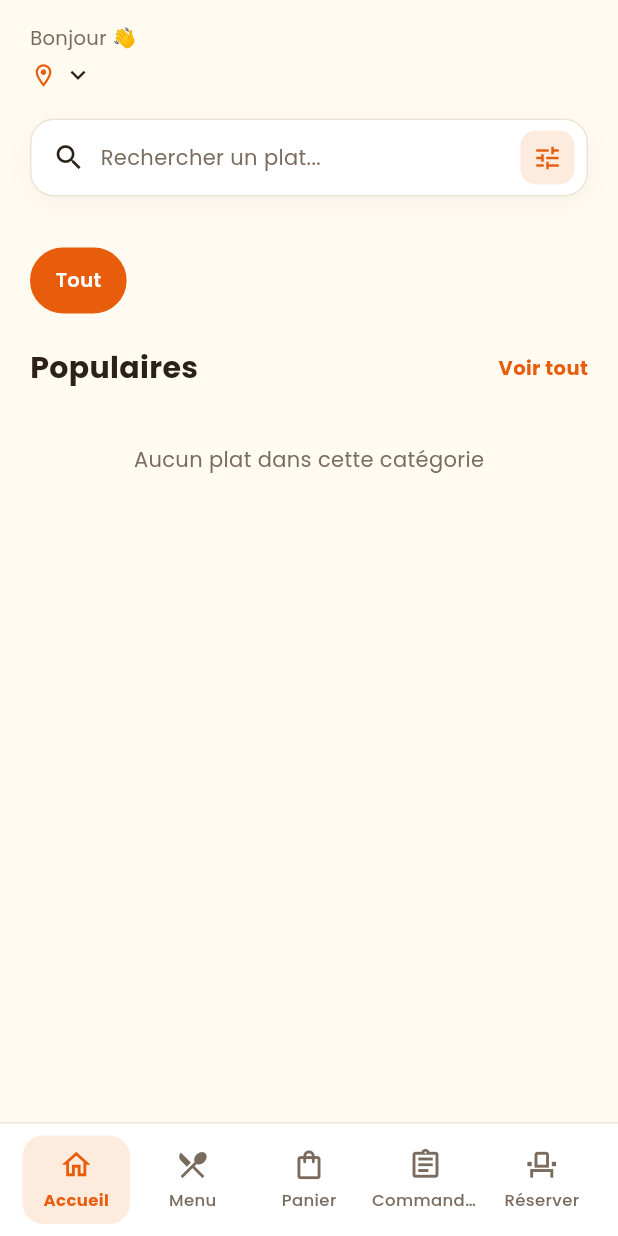
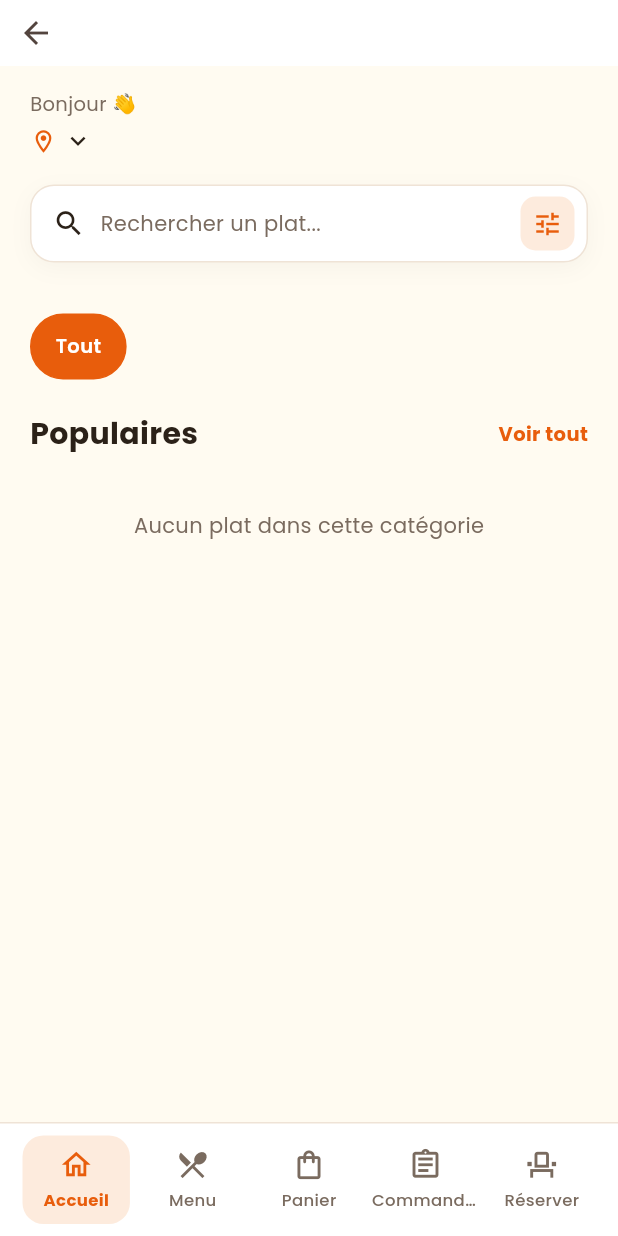
Before and after one commit to anasbenrjab/Projet_D-veloppement_Mobile_5SAE1, a Flutter app: the ClientShell screen opened directly with empty values, on a phone screen of 412 x 824 dp. Run offline on Flutter 3.47's test engine with Material 3 defaults, Android fonts, the phone set to English and light mode, and no system bars; our stand-ins replace flutter_map, flutter_riverpod, flutter_secure_storage, google_fonts, image_picker, latlong2 and 2 more; missing offline and left inert: cryptography; accounts and stored records are empty.

Commit message:
fix(module2): no navigation dead ends — back to the client shell after ordering
Bug (manual Chrome test): after an order the client stayed in Module 2's
per-restaurant ClientShell (Accueil/Menu/Panier/Commandes/Reserver), which
had no way back to the main client shell: no Profil, no logout.
- ClientShell: top bar with a back arrow (leaveRestaurant) on every tab,
  back to the main client shell.
- Order confirmation 'Voir mes commandes' -> main shell, Activite
  (Commandes) instead of the restaurant view's tab ('Retour au menu'
  still continues ordering at the restaurant).
- Assistant IA tab (restaurant shell): 'create the dish' pushed the form
  with pushReplacement, which replaced the whole RestaurantShell (no tabs,
  no logout after saving). It now pushes when embedded.

```diff
--- a/tablego/lib/features/commande/presentation/screens/module2_shells.dart
+++ b/tablego/lib/features/commande/presentation/screens/module2_shells.dart
@@ -90,7 +90,23 @@ class _ClientShellState extends ConsumerState<ClientShell> {
     final cartCount = ref.watch(cartProvider).totalItems;
 
     return Scaffold(
-      body: IndexedStack(
+      body: Column(
+        children: [
+          // Integration: the way back to the main client shell (Profil,
+          // logout…), shown above every tab of this restaurant view.
+          _LeaveRestaurantBar(name: widget.args.name),
+          // The bar above already consumed the status-bar inset.
+          Expanded(
+            child: MediaQuery.removePadding(
+                context: context, removeTop: true, child: _tabs(tab)),
+          ),
+        ],
+      ),
+      bottomNavigationBar: _bottomNav(tab, cartCount),
+    );
+  }
+
+  Widget _tabs(int tab) => IndexedStack(
         index: tab,
         children: [
           MenuHomeTab(
@@ -110,8 +126,9 @@ class _ClientShellState extends ConsumerState<ClientShell> {
           // Module 3: events + table reservations at this restaurant.
           ReserverTableTab(restaurantId: widget.args.restaurantId),
         ],
-      ),
-      bottomNavigationBar: TableGoBottomNav(
+      );
+
+  Widget _bottomNav(int tab, int cartCount) => TableGoBottomNav(
         currentIndex: tab,
         onTap: _go,
         items: [
@@ -138,6 +155,43 @@ class _ClientShellState extends ConsumerState<ClientShell> {
             activeIcon: Icons.event_seat,
           ),
         ],
+      );
+}
+
+/// Top bar of the restaurant view: back to the main client shell.
+class _LeaveRestaurantBar extends StatelessWidget {
+  const _LeaveRestaurantBar({required this.name});
+
+  final String name;
+
+  @override
+  Widget build(BuildContext context) {
+    return Material(
+      color: Colors.white,
+      child: SafeArea(
+        bottom: false,
+        child: SizedBox(
+          height: 44,
+          child: Row(
+            children: [
+              IconButton(
+                key: const Key('leave_restaurant'),
+                icon: const Icon(Icons.arrow_back),
+                tooltip: "Retour à l'accueil",
+                onPressed: () => leaveRestaurant(context),
+              ),
+              Expanded(
+                child: Text(
+                  name,
+                  overflow: TextOverflow.ellipsis,
+                  style: const TextStyle(
+                      fontWeight: FontWeight.w600,
+                      color: AppColors.textDark),
+                ),
+              ),
+            ],
+          ),
+        ),
       ),
     );
   }
--- a/tablego/lib/features/commande/presentation/screens/order_confirmation_screen.dart
+++ b/tablego/lib/features/commande/presentation/screens/order_confirmation_screen.dart
@@ -110,7 +110,9 @@ class OrderConfirmationScreen extends ConsumerWidget {
               AppButton(
                 label: 'Voir mes commandes',
                 onPressed: () {
-                  goToClientTab(context, ref, ClientTab.orders);
+                  // Integration: the main client shell's Activité (with
+                  // Profil / logout), not the restaurant view's tab.
+                  goToActivity(context);
                 },
               ),
               const SizedBox(height: 12),
```
Also changed, not shown: tablego/lib/features/commande/presentation/navigation.dart (+16 -0 lines), tablego/lib/features/menu/presentation/screens/dish_ai_assistant_screen.dart (+10 -4 lines).
